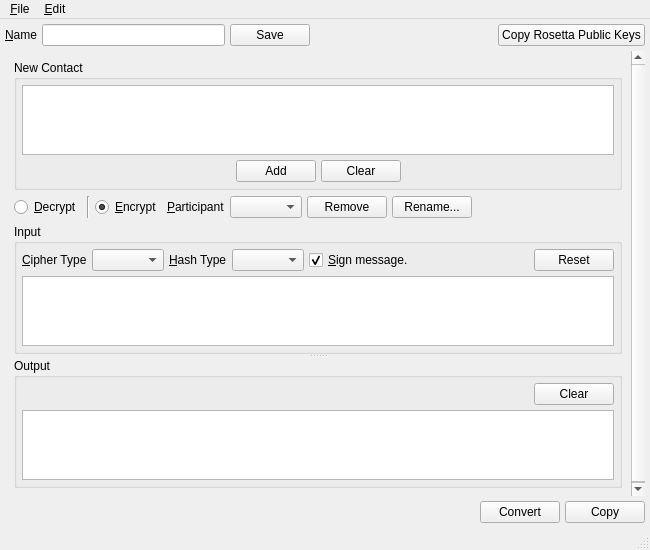
textbrowser/spot-on, file branches/trunk/UI/spot-on-rosetta.ui: the form before one commit.
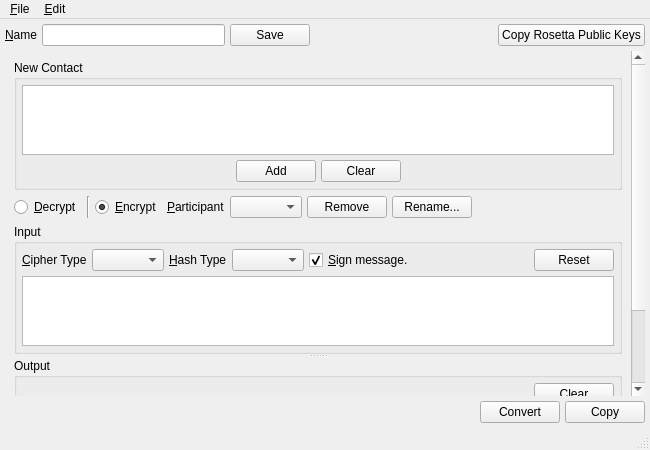
The form after the commit. Icons and pictures are not drawn.

Patch:
```diff
--- a/branches/trunk/UI/spot-on-rosetta.ui
+++ b/branches/trunk/UI/spot-on-rosetta.ui
@@ -7,7 +7,7 @@
     <x>0</x>
     <y>0</y>
     <width>650</width>
-    <height>550</height>
+    <height>450</height>
    </rect>
   </property>
   <property name="windowIcon">
@@ -85,8 +85,8 @@
         <rect>
          <x>0</x>
          <y>0</y>
-         <width>624</width>
-         <height>575</height>
+         <width>619</width>
+         <height>565</height>
         </rect>
        </property>
        <layout class="QVBoxLayout" name="verticalLayout_5">
```
Left out of the diff: 46 changed lines with no effect on the pictures.
